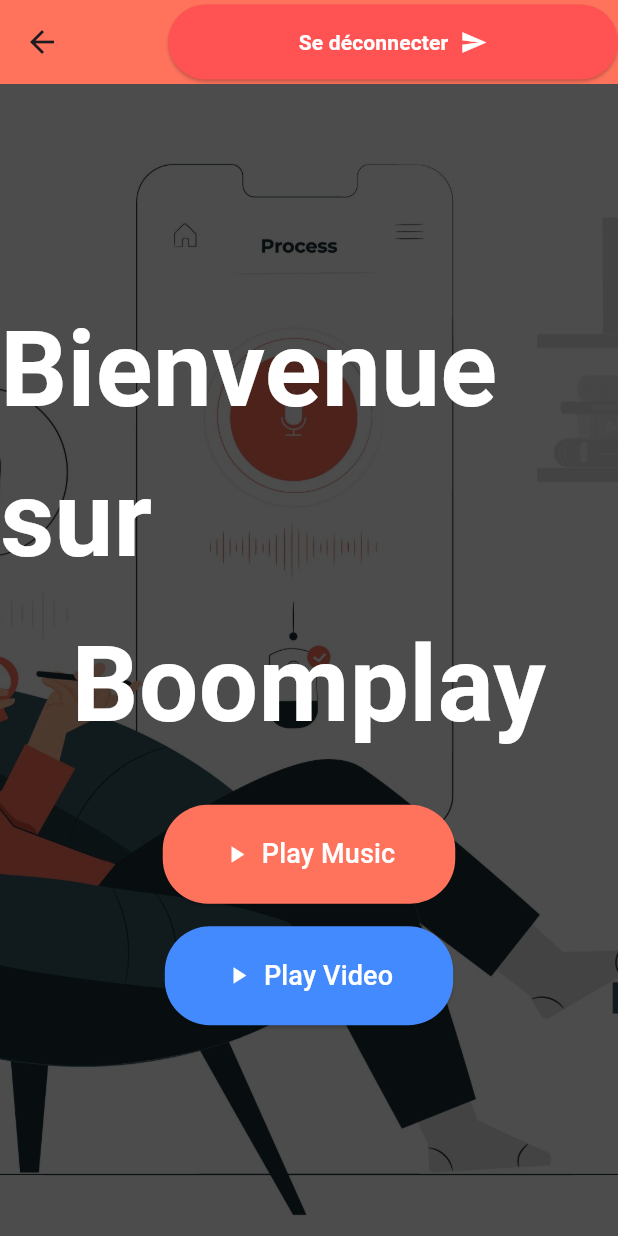
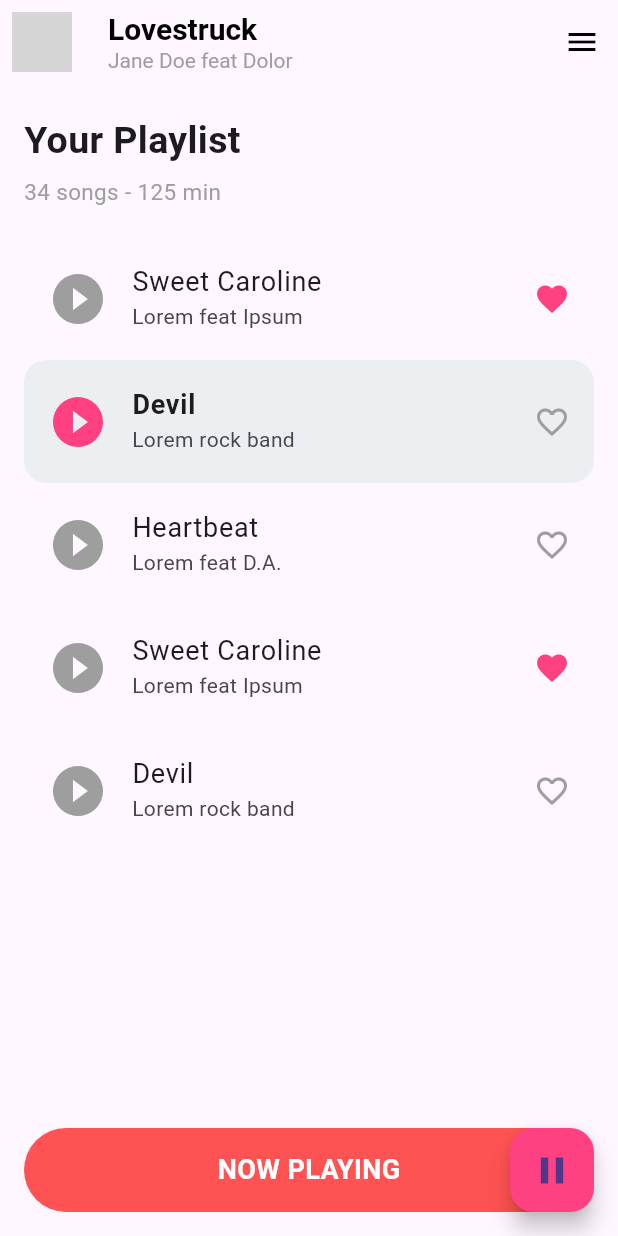
Before and after one commit to jeromegsa/BoomplayApp_spring_boot_flutter, a Flutter app: the Home screen opened directly, after a tap on "Play Music", on a phone screen of 412 x 824 dp. Run offline on Flutter 3.47's test engine with Material 3 defaults, Android fonts, the phone set to English and light mode, and no system bars; our stand-ins replace shared_preferences; accounts and stored records are empty; grey boxes are pictures that could not be loaded.

Commit message:
interface de liste de musics

```diff
--- a/frontend/lib/Screens/home.dart
+++ b/frontend/lib/Screens/home.dart
@@ -1,10 +1,22 @@
 import 'package:flutter/material.dart';
 import 'package:frontend/services/auth_service.dart';
 
-class Home extends StatelessWidget {
-  const Home({
-    super.key,
+class Home extends StatefulWidget {
+  const Home({super.key});
+
+  @override
+  _HomeState createState() => _HomeState();
+}
+
+class _HomeState extends State<Home> {
+  final AuthService authService = AuthService();
+  bool _showLogoutButton = false; // Variable pour gérer l'état
+
+  void _toggleLogoutButton() {
+    setState(() {
+      _showLogoutButton = !_showLogoutButton; // Basculer l'état
     });
+  }
 
   @override
   Widget build(BuildContext context) {
@@ -13,14 +25,26 @@
         title: const Text('Boomplay Home'),
         backgroundColor: const Color(0xffff735c),
         actions: [
-            ElevatedButton(
+          FutureBuilder<String?>(
+            future: authService.getUsername(), // Obtenir le nom d'utilisateur
+            builder: (context, snapshot) {
+              if (snapshot.connectionState == ConnectionState.waiting) {
+                return const CircularProgressIndicator();
+              }
+              if (snapshot.hasError || !snapshot.hasData) {
+                return const Text('Erreur');
+              }
+
+              final String username = snapshot.data!;
+
+              return _showLogoutButton
+                  ? ElevatedButton(
                       style: ElevatedButton.styleFrom(
                         backgroundColor: Colors.redAccent,
                         minimumSize: const Size(300, 50),
                       ),
                       onPressed: () async {
-                  final AuthService auth_service = AuthService();
-                  await auth_service.logout();
+                        await authService.logout();
                         Navigator.pushReplacementNamed(context, '/login');
                       },
                       child: const Row(
@@ -30,16 +54,32 @@
                           Text(
                             'Se déconnecter',
                             style: TextStyle(
-                          color: Colors.white, fontWeight: FontWeight.bold),
+                                color: Colors.white,
+                                fontWeight: FontWeight.bold),
                           ),
                           SizedBox(width: 8),
                           Icon(
-                      Icons.send,
+                            Icons.logout,
                             color: Colors.white,
+                          ),
+                        ],
+                      ),
                     )
+                  : TextButton(
+                      onPressed: _toggleLogoutButton, // Afficher le bouton logout
+                      child: Text(
+                        username,
+                        style: const TextStyle(
+                          color: Colors.white,
+                          fontSize: 20,
+                          fontWeight: FontWeight.bold,
+                        ),
+                      ),
+                    );
+            },
+          ),
         ],
-                ))
-          ]),
+      ),
       body: Stack(
         children: [
           Container(
@@ -54,9 +94,23 @@
             color: Colors.black.withOpacity(0.7),
           ),
           Center(
-            child: Column(
-              mainAxisAlignment:
-                  MainAxisAlignment.center, // Centrer verticalement
+            child: FutureBuilder<String?>(
+              future: authService.getUsername(), // Obtenir le nom d'utilisateur
+              builder: (context, snapshot) {
+                if (snapshot.connectionState == ConnectionState.waiting) {
+                  return const CircularProgressIndicator();
+                }
+                if (snapshot.hasError || !snapshot.hasData) {
+                  return const Text(
+                    'Erreur lors du chargement',
+                    style: TextStyle(color: Colors.white),
+                  );
+                }
+
+                final String username = snapshot.data!;
+
+                return Column(
+                  mainAxisAlignment: MainAxisAlignment.center,
                   crossAxisAlignment: CrossAxisAlignment.center,
                   children: [
                     const Text(
@@ -80,26 +134,35 @@
                       ),
                     ),
                     const SizedBox(height: 30),
+                    Text(
+                      'Bonjour, $username',
+                      style: const TextStyle(
+                        color: Colors.white,
+                        fontSize: 30,
+                        fontWeight: FontWeight.bold,
+                      ),
+                    ),
+                    const SizedBox(height: 30),
                     ElevatedButton(
                       onPressed: () {
-
+                         Navigator.of(context).pushReplacementNamed('/musics');
                       },
                       style: ElevatedButton.styleFrom(
                         backgroundColor: const Color(0xffff735c),
                         padding: const EdgeInsets.symmetric(
-                        horizontal: 40, vertical: 20), // Augmenter le padding
+                          horizontal: 40,
+                          vertical: 20,
+                        ),
                         shape: RoundedRectangleBorder(
                           borderRadius: BorderRadius.circular(30),
                         ),
                       ),
                       child: const Row(
-                    mainAxisSize: MainAxisSize
-                        .min, // Pour que le bouton s'adapte au contenu
+                        mainAxisSize: MainAxisSize.min,
                         mainAxisAlignment: MainAxisAlignment.center,
                         children: [
-                      Icon(Icons.play_arrow,
-                          color: Colors.white), // Icône de lecture
-                      SizedBox(width: 8), // Espace entre l'icône et le texte
+                          Icon(Icons.play_arrow, color: Colors.white),
+                          SizedBox(width: 8),
                           Text(
                             'Play Music',
                             style: TextStyle(
@@ -110,27 +173,25 @@
                         ],
                       ),
                     ),
-
                     const SizedBox(height: 15),
                     ElevatedButton(
-                  onPressed: () {
-                  },
+                      onPressed: () {},
                       style: ElevatedButton.styleFrom(
                         backgroundColor: Colors.blueAccent,
                         padding: const EdgeInsets.symmetric(
-                        horizontal: 40, vertical: 20), // Augmenter le padding
+                          horizontal: 40,
+                          vertical: 20,
+                        ),
                         shape: RoundedRectangleBorder(
                           borderRadius: BorderRadius.circular(30),
                         ),
                       ),
                       child: const Row(
-                    mainAxisSize: MainAxisSize
-                        .min, // Pour que le bouton s'adapte au contenu
+                        mainAxisSize: MainAxisSize.min,
                         mainAxisAlignment: MainAxisAlignment.center,
                         children: [
-                      Icon(Icons.play_arrow,
-                          color: Colors.white), // Icône de lecture
-                      SizedBox(width: 8), // Espace entre l'icône et le texte
+                          Icon(Icons.play_arrow, color: Colors.white),
+                          SizedBox(width: 8),
                           Text(
                             'Play Video',
                             style: TextStyle(
@@ -142,6 +203,8 @@
                       ),
                     ),
                   ],
+                );
+              },
             ),
           ),
         ],
--- /dev/null
+++ b/frontend/lib/Screens/music_list.dart
@@ -0,0 +1,133 @@
+import 'package:flutter/material.dart';
+
+class MusicList extends StatelessWidget {
+  @override
+  Widget build(BuildContext context) {
+    return Scaffold(
+      appBar: AppBar(
+        backgroundColor: Colors.transparent,
+        elevation: 0,
+        leading: Padding(
+          padding: const EdgeInsets.all(8.0),
+          child: CircleAvatar(
+            backgroundImage: AssetImage('assets/images/profile.jpg'), // Votre image ici
+          ),
+        ),
+        title: Column(
+          crossAxisAlignment: CrossAxisAlignment.start,
+          children: [
+            Text(
+              'Lovestruck',
+              style: TextStyle(
+                color: Colors.black,
+                fontSize: 20,
+                fontWeight: FontWeight.bold,
+              ),
+            ),
+            Text(
+              'Jane Doe feat Dolor',
+              style: TextStyle(
+                color: Colors.grey,
+                fontSize: 14,
+              ),
+            ),
+          ],
+        ),
+        actions: [
+          IconButton(
+            icon: Icon(Icons.menu, color: Colors.black),
+            onPressed: () {},
+          ),
+        ],
+      ),
+      body: Column(
+        children: [
+          Expanded(
+            child: Padding(
+              padding: const EdgeInsets.symmetric(horizontal: 16.0),
+              child: ListView(
+                children: [
+                  const SizedBox(height: 20),
+                  Text(
+                    'Your Playlist',
+                    style: TextStyle(
+                      fontSize: 25,
+                      fontWeight: FontWeight.bold,
+                    ),
+                  ),
+                  const SizedBox(height: 5),
+                  Text(
+                    '34 songs - 125 min',
+                    style: TextStyle(
+                      fontSize: 15,
+                      color: Colors.grey,
+                    ),
+                  ),
+                  const SizedBox(height: 20),
+                  buildPlaylistItem('Sweet Caroline', 'Lorem feat Ipsum', true),
+                  buildPlaylistItem('Devil', 'Lorem rock band', false, isPlaying: true),
+                  buildPlaylistItem('Heartbeat', 'Lorem feat D.A.', false),
+                  buildPlaylistItem('Sweet Caroline', 'Lorem feat Ipsum', true),
+                  buildPlaylistItem('Devil', 'Lorem rock band', false),
+                ],
+              ),
+            ),
+          ),
+          Padding(
+            padding: const EdgeInsets.all(16.0),
+            child: Container(
+              width: double.infinity,
+              padding: const EdgeInsets.symmetric(vertical: 15.0),
+              decoration: BoxDecoration(
+                color: Colors.redAccent,
+                borderRadius: BorderRadius.circular(30),
+              ),
+              child: Center(
+                child: Text(
+                  'NOW PLAYING',
+                  style: TextStyle(
+                    color: Colors.white,
+                    fontSize: 18,
+                    fontWeight: FontWeight.bold,
+                  ),
+                ),
+              ),
+            ),
+          ),
+        ],
+      ),
+      floatingActionButton: FloatingActionButton(
+        onPressed: () {},
+        backgroundColor: Colors.pinkAccent,
+        child: Icon(Icons.pause, size: 30),
+      ),
+    );
+  }
+
+  Widget buildPlaylistItem(String title, String subtitle, bool isFavorite, {bool isPlaying = false}) {
+    return ListTile(
+      leading: Icon(
+        Icons.play_circle_fill,
+        color: isPlaying ? Colors.pinkAccent : Colors.grey,
+        size: 40,
+      ),
+      title: Text(
+        title,
+        style: TextStyle(
+          fontWeight: isPlaying ? FontWeight.bold : FontWeight.normal,
+          fontSize: 18,
+        ),
+      ),
+      subtitle: Text(subtitle),
+      trailing: Icon(
+        isFavorite ? Icons.favorite : Icons.favorite_border,
+        color: isFavorite ? Colors.pinkAccent : Colors.grey,
+      ),
+      tileColor: isPlaying ? Colors.blueGrey.shade50 : Colors.transparent,
+      shape: RoundedRectangleBorder(
+        borderRadius: BorderRadius.circular(15),
+      ),
+      contentPadding: EdgeInsets.symmetric(vertical: 5, horizontal: 16),
+    );
+  }
+}
--- a/frontend/lib/main.dart
+++ b/frontend/lib/main.dart
@@ -1,5 +1,7 @@
 import 'package:flutter/material.dart';
+import 'package:frontend/Screens/music_list.dart';
 import 'package:frontend/services/auth_service.dart';
+
 import 'Screens/form_page.dart';
 import 'Screens/home.dart';
 
@@ -11,6 +13,7 @@
   @override
   Widget build(BuildContext context) {
     return MaterialApp(
+      debugShowCheckedModeBanner: false,
       title: 'BoomPlay',
       theme: ThemeData(
         primarySwatch: Colors.red,
@@ -19,6 +22,7 @@
       routes: {
         '/login': (context) => const MyForm(),
         '/': (context) => const AuthGuard(child: Home()),
+        '/musics': (context) =>  AuthGuard(child: MusicList()),
       },
     );
   }
```
Also changed, not shown: frontend/lib/Screens/form_page.dart (+4 -4 lines), frontend/lib/Screens/my_form.dart (deleted, +0 -245 lines), frontend/lib/services/auth_service.dart (+16 -15 lines). Lines whose indentation alone changed are shown as unchanged.
